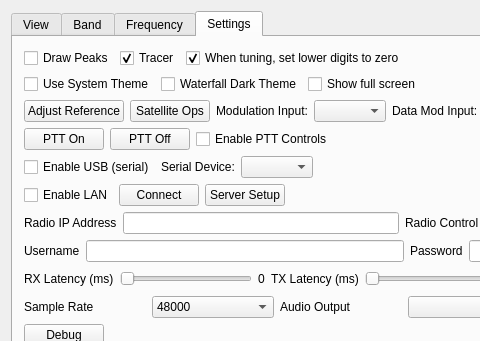
Above: wfmain.ui from adecarolis/wfweb before the change; both pictures show x 0 to 480 and y 0 to 341 of the 810 by 582 pixel window. Below: the same form after it.
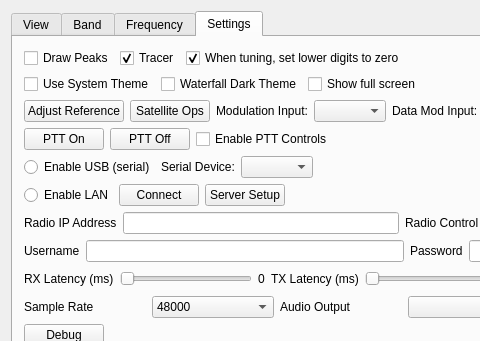
That is the form after the change. Custom widgets are drawn as their Qt base class.

Commit message: Changed serial and LAN enable controls to "radio buttons" so that they are exclusive selections.

The edit to the form file:
```diff
--- a/wfmain.ui
+++ b/wfmain.ui
@@ -1626,7 +1626,7 @@
            <number>0</number>
           </property>
           <item>
-           <widget class="QCheckBox" name="checkBox">
+           <widget class="QRadioButton" name="serialEnableBtn">
             <property name="text">
              <string>Enable USB (serial)</string>
             </property>
@@ -1660,7 +1660,7 @@
         <item>
          <layout class="QHBoxLayout" name="horizontalLayout_5">
           <item>
-           <widget class="QCheckBox" name="lanEnableChk">
+           <widget class="QRadioButton" name="lanEnableBtn">
             <property name="text">
              <string>Enable LAN</string>
             </property>
```
Left out of the diff: 9 changed lines with no effect on the pictures. The commit also changes 2 other files.
